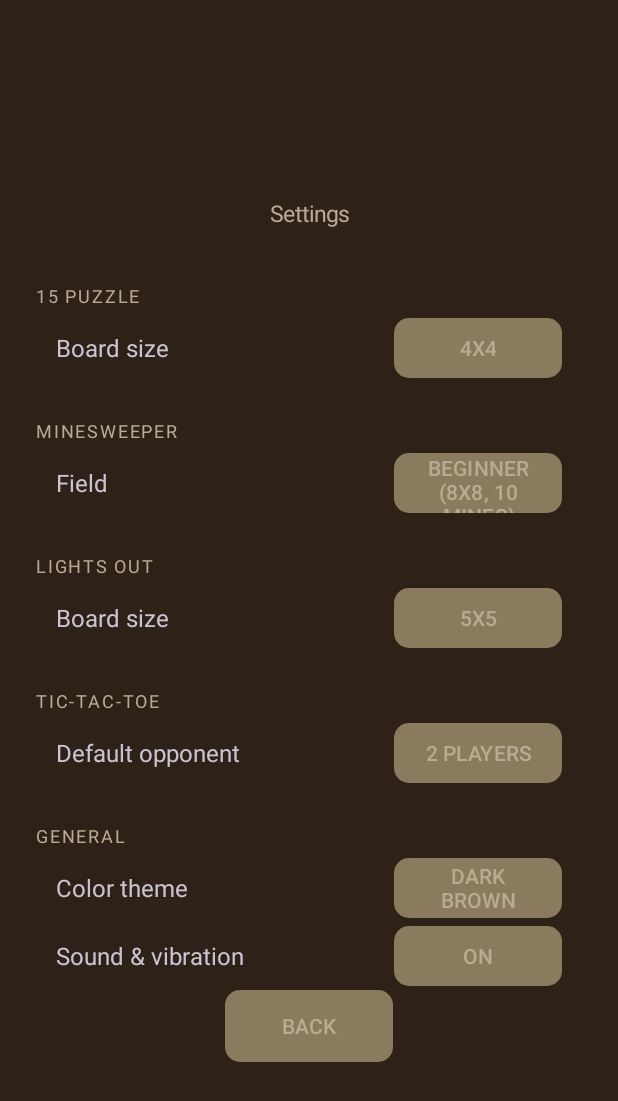
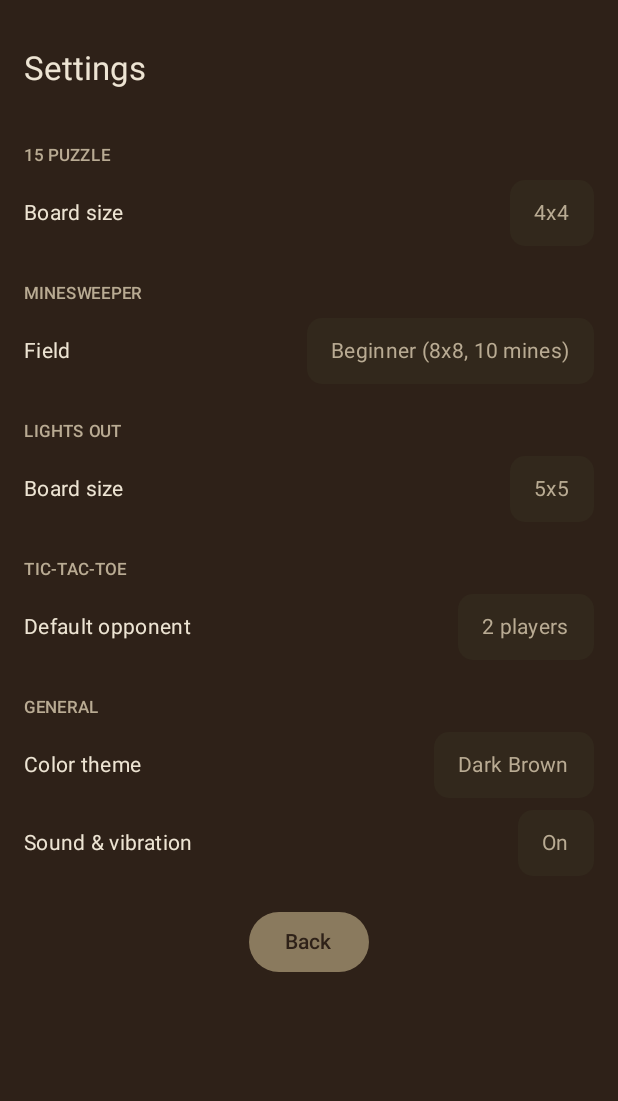
Before and after one commit to i3iorn/game_portal, an Android app built with Jetpack Compose: the SettingsActivity screen opened directly, with no data from a screen before it, on a phone screen of 412 x 824 dp. Shown: the top 1101 px of the screen. Run offline under Robolectric (Android 15) with nearby library versions, the phone set to English and light mode, and no system bars.

Commit message:
Compose migration step 1 (12): enable Compose (Kotlin 2.2.10 plugin + BOM), rebuild Settings as Compose ComponentActivity with palette-driven Material3 color scheme — reference pattern for remaining screens

```diff
--- a/app/build.gradle.kts
+++ b/app/build.gradle.kts
@@ -2,6 +2,7 @@ import java.util.Properties
 
 plugins {
     id("com.android.application")
+    id("org.jetbrains.kotlin.plugin.compose")
 }
 
 // CI passes -PappVersionName / -PappVersionCode derived from the pushed tag.
@@ -18,6 +19,9 @@ val signingProps = if (signingPropsFile.exists()) Properties().apply {
 
 android {
     namespace = "com.micro.gameportal"
+    buildFeatures {
+        compose = true
+    }
     compileSdk = 36
 
     defaultConfig {
@@ -63,5 +67,9 @@ android {
 
 dependencies {
     implementation("com.google.android.material:material:1.12.0")
+    implementation(platform("androidx.compose:compose-bom:2024.10.00"))
+    implementation("androidx.compose.ui:ui")
+    implementation("androidx.compose.material3:material3")
+    implementation("androidx.activity:activity-compose:1.9.3")
     testImplementation("junit:junit:4.13.2")
 }
--- a/app/src/main/java/com/micro/gameportal/SettingsActivity.kt
+++ b/app/src/main/java/com/micro/gameportal/SettingsActivity.kt
@@ -1,87 +1,181 @@
 package com.micro.gameportal
 
-import android.app.Activity
 import android.os.Bundle
-import android.view.Gravity
-import android.view.View
-import android.view.ViewGroup
-import android.widget.Button
-import android.widget.LinearLayout
-import android.widget.TextView
+import androidx.activity.ComponentActivity
+import androidx.activity.compose.setContent
+import androidx.compose.foundation.background
+import androidx.compose.foundation.clickable
+import androidx.compose.foundation.layout.Arrangement
+import androidx.compose.foundation.layout.Column
+import androidx.compose.foundation.layout.Row
+import androidx.compose.foundation.layout.Spacer
+import androidx.compose.foundation.layout.fillMaxSize
+import androidx.compose.foundation.layout.fillMaxWidth
+import androidx.compose.foundation.layout.height
+import androidx.compose.foundation.layout.padding
+import androidx.compose.foundation.layout.statusBarsPadding
+import androidx.compose.foundation.rememberScrollState
+import androidx.compose.foundation.shape.RoundedCornerShape
+import androidx.compose.foundation.verticalScroll
+import androidx.compose.material3.Button
+import androidx.compose.material3.MaterialTheme
+import androidx.compose.material3.Surface
+import androidx.compose.material3.Text
+import androidx.compose.runtime.Composable
+import androidx.compose.runtime.getValue
+import androidx.compose.runtime.mutableIntStateOf
+import androidx.compose.runtime.mutableStateOf
+import androidx.compose.runtime.remember
+import androidx.compose.runtime.setValue
+import androidx.compose.ui.Alignment
+import androidx.compose.ui.Modifier
+import androidx.compose.ui.graphics.Color
+import androidx.compose.ui.unit.dp
 
-/**
- * Settings, grouped per game: each section has a header and aligned
- * label/value rows; tapping a row's value cycles it and rebuilds the screen.
- */
-class SettingsActivity : Activity() {
-
-    private lateinit var settings: GameSettings
+/** Settings, rebuilt in Compose (12 migration reference screen). */
+class SettingsActivity : ComponentActivity() {
 
     override fun onCreate(savedInstanceState: Bundle?) {
         super.onCreate(savedInstanceState)
-        settings = GameSettings(this)
-        setContentView(build())
+        Ui.setupEnter(this)
+        val settings = GameSettings(this)
+        setContent {
+            MaterialTheme(
+                colorScheme = paletteColorScheme(Palette.byIndex(settings.colorTheme)),
+            ) {
+                Surface(modifier = Modifier.fillMaxSize()) {
+                    SettingsContent(settings) { finish() }
+                }
+            }
+        }
     }
 
     private fun nextSize(options: List<Int>, current: Int): Int =
         options[(options.indexOf(current).coerceAtLeast(0) + 1) % options.size]
+}
 
-    private fun build(): LinearLayout {
-        val root = Ui.gameRoot(this)
-        root.addView(Ui.status(this, "Settings"))
+@Composable
+private fun SettingsContent(settings: GameSettings, onFinish: () -> Unit) {
+    var colorTheme by remember { mutableIntStateOf(settings.colorTheme) }
+    var puzzleSize by remember { mutableIntStateOf(settings.puzzleSize) }
+    var minesweeperPreset by remember { mutableIntStateOf(settings.minesweeperPreset) }
+    var lightsOutSize by remember { mutableIntStateOf(settings.lightsOutSize) }
+    var opponent by remember { mutableIntStateOf(settings.ticTacToeOpponent) }
+    var feedback by remember { mutableStateOf(settings.feedbackEnabled) }
 
-        root.addView(Ui.header(this, "15 PUZZLE"))
-        root.addView(optionRow("Board size", "${settings.puzzleSize}x${settings.puzzleSize}") {
-            settings.puzzleSize = nextSize(GameSettings.PUZZLE_SIZES, settings.puzzleSize)
-        })
+    val palette = Palette.byIndex(colorTheme)
+    Column(
+        modifier = Modifier
+            .fillMaxSize()
+            .background(Color(palette.background))
+            .statusBarsPadding()
+            .verticalScroll(rememberScrollState())
+            .padding(16.dp),
+    ) {
+        Text(
+            "Settings",
+            style = MaterialTheme.typography.titleLarge,
+            color = Color(palette.text),
+            modifier = Modifier.padding(vertical = 16.dp),
+        )
 
-        root.addView(Ui.header(this, "MINESWEEPER"))
-        root.addView(optionRow("Field", GameSettings.MINESWEEPER_PRESETS[settings.minesweeperPreset]) {
-            settings.minesweeperPreset = (settings.minesweeperPreset + 1) % GameSettings.MINESWEEPER_PRESETS.size
-        })
+        SectionHeader("15 PUZZLE", palette.textDim)
+        OptionRow("Board size", "${puzzleSize}x${puzzleSize}", palette) {
+            puzzleSize = settings.let { nextSize(GameSettings.PUZZLE_SIZES, puzzleSize) }
+            settings.puzzleSize = puzzleSize
+        }
 
-        root.addView(Ui.header(this, "LIGHTS OUT"))
-        root.addView(optionRow("Board size", "${settings.lightsOutSize}x${settings.lightsOutSize}") {
-            settings.lightsOutSize = nextSize(GameSettings.LIGHTS_OUT_SIZES, settings.lightsOutSize)
-        })
+        SectionHeader("MINESWEEPER", palette.textDim)
+        OptionRow("Field", GameSettings.MINESWEEPER_PRESETS[minesweeperPreset], palette) {
+            minesweeperPreset = (minesweeperPreset + 1) % GameSettings.MINESWEEPER_PRESETS.size
+            settings.minesweeperPreset = minesweeperPreset
+        }
 
-        root.addView(Ui.header(this, "TIC-TAC-TOE"))
-        root.addView(optionRow("Default opponent", GameSettings.TTT_OPPONENTS[settings.ticTacToeOpponent]) {
-            settings.ticTacToeOpponent = (settings.ticTacToeOpponent + 1) % GameSettings.TTT_OPPONENTS.size
-        })
+        SectionHeader("LIGHTS OUT", palette.textDim)
+        OptionRow("Board size", "${lightsOutSize}x${lightsOutSize}", palette) {
+            lightsOutSize = settings.let { nextSize(GameSettings.LIGHTS_OUT_SIZES, lightsOutSize) }
+            settings.lightsOutSize = lightsOutSize
+        }
 
-        root.addView(Ui.header(this, "GENERAL"))
-        root.addView(optionRow("Color theme", Palette.byIndex(settings.colorTheme).name) {
-            settings.colorTheme = (settings.colorTheme + 1) % Palette.PRESETS.size
-        })
-        root.addView(optionRow("Sound & vibration", if (settings.feedbackEnabled) "On" else "Off") {
-            settings.feedbackEnabled = !settings.feedbackEnabled
-        })
+        SectionHeader("TIC-TAC-TOE", palette.textDim)
+        OptionRow("Default opponent", GameSettings.TTT_OPPONENTS[opponent], palette) {
+            opponent = (opponent + 1) % GameSettings.TTT_OPPONENTS.size
+            settings.ticTacToeOpponent = opponent
+        }
 
-        Ui.addCentered(root, Ui.button(this, "Back", size = Ui.ButtonSize.COMPACT, quiet = true) { finish() })
-        return root
-    }
+        SectionHeader("GENERAL", palette.textDim)
+        OptionRow("Color theme", Palette.byIndex(colorTheme).name, palette) {
+            colorTheme = (colorTheme + 1) % Palette.PRESETS.size
+            settings.colorTheme = colorTheme
+        }
+        OptionRow("Sound & vibration", if (feedback) "On" else "Off", palette) {
+            feedback = !feedback
+            settings.feedbackEnabled = feedback
+        }
 
-    /** One settings row: caption on the left, cycling value button on the right. */
-    private fun optionRow(label: String, value: String, cycle: () -> Unit): View {
-        val row = LinearLayout(this).apply {
-            orientation = LinearLayout.HORIZONTAL
-            gravity = Gravity.CENTER_VERTICAL
-            setPadding(32, 4, 32, 4)
+        Spacer(modifier = Modifier.height(16.dp))
+        Row(
+            modifier = Modifier.fillMaxWidth(),
+            horizontalArrangement = Arrangement.Center,
+        ) {
+            Button(onClick = onFinish) {
+                Text("Back")
+            }
         }
-        row.addView(
-            TextView(this).apply {
-                text = label
-                textSize = 16f
-                layoutParams = LinearLayout.LayoutParams(0, ViewGroup.LayoutParams.WRAP_CONTENT, 1f)
-            },
-        )
-        row.addView(
-            Ui.button(this, value, size = Ui.ButtonSize.COMPACT, quiet = true) {
-                cycle()
-                setContentView(build())
-            },
-        )
-        return row
     }
 }
+
+private fun nextSize(options: List<Int>, current: Int): Int =
+    options[(options.indexOf(current).coerceAtLeast(0) + 1) % options.size]
+
+@Composable
+private fun SectionHeader(text: String, color: Int) {
+    Text(
+        text = text,
+        style = MaterialTheme.typography.labelSmall,
+        color = Color(color),
+        letterSpacing = androidx.compose.ui.unit.TextUnit.Unspecified,
+        modifier = Modifier.padding(top = 20.dp, bottom = 4.dp),
+    )
+}
+
+@Composable
+private fun OptionRow(label: String, value: String, palette: Palette, onCycle: () -> Unit) {  // values are ARGB ints from Palette
+    Row(
+        modifier = Modifier
+            .fillMaxWidth()
+            .padding(vertical = 4.dp),
+        verticalAlignment = Alignment.CenterVertically,
+    ) {
+        Text(
+            text = label,
+            style = MaterialTheme.typography.bodyMedium,
+            color = Color(palette.text),
+            modifier = Modifier.weight(1f),
+        )
+        Text(
+            text = value,
+            style = MaterialTheme.typography.bodyMedium,
+            color = Color(palette.textDim),
+            modifier = Modifier
+                .background(
+                    Color(palette.surfaceDim),
+                    RoundedCornerShape(10.dp),
+                )
+                .clickable { onCycle() }
+                .padding(horizontal = 16.dp, vertical = 12.dp),
+        )
+    }
+}
+
+/** Maps a [Palette] to a Material 3 color scheme so Compose follows the theme picker. */
+private fun paletteColorScheme(palette: Palette) = androidx.compose.material3.darkColorScheme(
+    primary = Color(palette.primary),
+    onPrimary = Color(palette.background),
+    surface = Color(palette.background),
+    onSurface = Color(palette.text),
+    surfaceVariant = Color(palette.surfaceDim),
+    onSurfaceVariant = Color(palette.textDim),
+    secondary = Color(palette.accent),
+    onSecondary = Color(palette.background),
+)
--- a/build.gradle.kts
+++ b/build.gradle.kts
@@ -1,3 +1,4 @@
 plugins {
     id("com.android.application") version "9.5.0" apply false
+    id("org.jetbrains.kotlin.plugin.compose") version "2.2.10" apply false
 }
```
